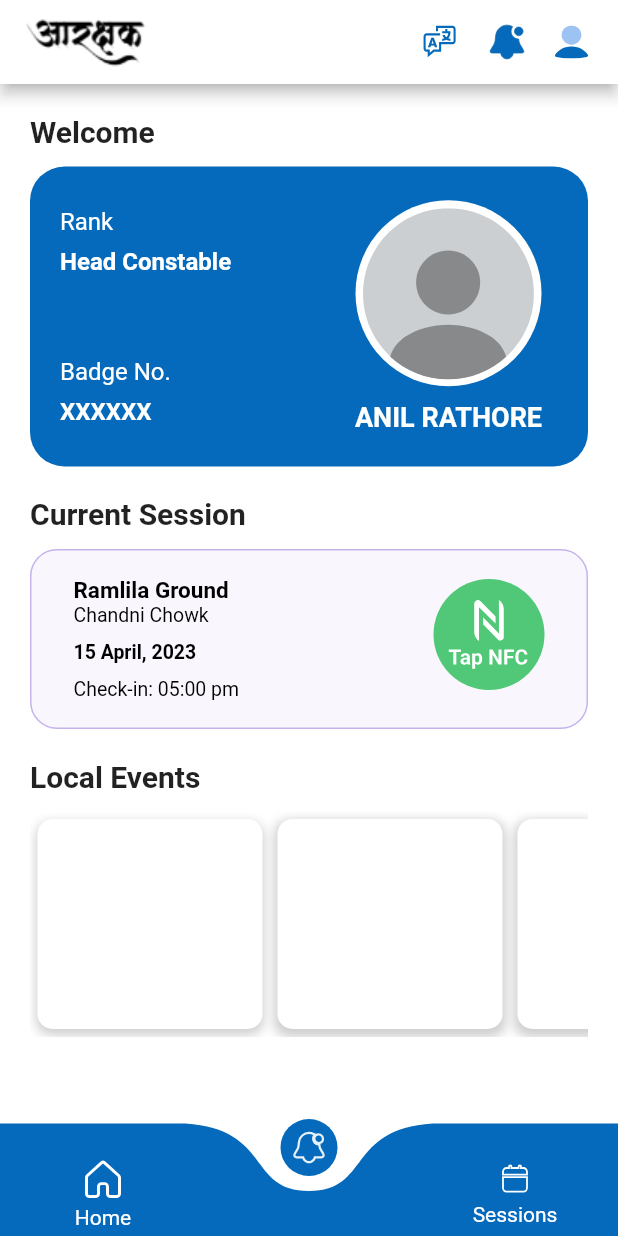
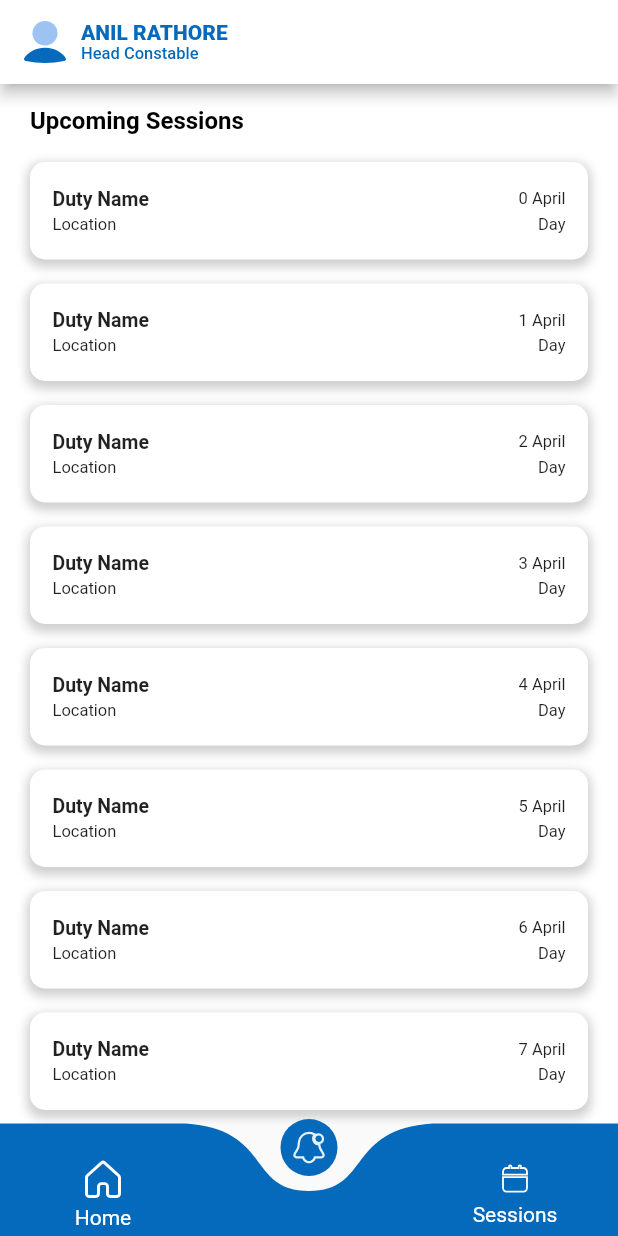
Before and after one commit to Aarakshak/Aarakshak-Flutter, a Flutter app: the screen it shows after launch, item 2 of the bottom bar chosen, on a phone screen of 412 x 824 dp. Run offline on Flutter 3.47's test engine with Material 2 defaults, Android fonts, the phone set to English and light mode, and no system bars; drawn by our look-alikes of curved_navigation_bar; our stand-ins replace flutter_svg, get.

Commit message:
Alert Screen Added Dashboard made Added more function to controller

```diff
--- a/lib/controller/user_controller.dart
+++ b/lib/controller/user_controller.dart
@@ -1,6 +1,19 @@
+import 'package:aarakshak/screens/alertScreen.dart';
+import 'package:aarakshak/screens/homepage.dart';
+import 'package:aarakshak/screens/sessionScreen.dart';
+import 'package:flutter/material.dart';
 import 'package:get/get.dart';
 
 class Controller extends GetxController{
   var index = 0.obs;
   change(int value) => index.value = value;
+  Widget screen() {
+    if (index.value == 0) {
+      return const HomePage();
+    } else if (index.value == 1) {
+      return const AlertScreen();
+    } else {
+      return const SessionScreen();
+    }
+  }
 }
--- a/lib/main.dart
+++ b/lib/main.dart
@@ -1,4 +1,4 @@
-import 'package:aarakshak/screens/hompage.dart';
+import 'package:aarakshak/screens/dashboard.dart';
 import 'package:flutter/material.dart';
 
 void main() {
@@ -13,7 +13,7 @@ class MyApp extends StatelessWidget {
     return const MaterialApp(
       debugShowCheckedModeBanner: false,
       title: 'Flutter Demo',
-      home: HomePage(),
+      home: Dashboard(),
     );
   }
 }
--- /dev/null
+++ b/lib/screens/alertScreen.dart
@@ -0,0 +1,128 @@
+import 'package:aarakshak/ui_components/colors/color_code.dart';
+import 'package:flutter/material.dart';
+import 'package:flutter_svg/flutter_svg.dart';
+
+class AlertScreen extends StatelessWidget {
+  const AlertScreen({super.key});
+
+  @override
+  Widget build(BuildContext context) {
+    return Scaffold(
+      backgroundColor: Colors.white,
+      appBar: AppBar(
+        title: Row(
+          children: [
+            SvgPicture.asset(
+              'assets/images/profile.svg',
+              height: kToolbarHeight * 0.5,
+            ),
+            const SizedBox(
+              width: 10,
+            ),
+            Column(
+              crossAxisAlignment: CrossAxisAlignment.start,
+              children: [
+                Text(
+                  "ANIL RATHORE",
+                  style: TextStyle(
+                    color: AppColors.profileCardBackgroundColor,
+                    fontSize: 14,
+                    fontWeight: FontWeight.w800,
+                  ),
+                ),
+                Text(
+                  "Head Constable",
+                  style: TextStyle(
+                    color: AppColors.profileCardBackgroundColor,
+                    fontSize: 11,
+                  ),
+                ),
+              ],
+            ),
+          ],
+        ),
+        backgroundColor: Colors.white,
+      ),
+      body: SingleChildScrollView(
+        child: Container(
+          margin: const EdgeInsets.symmetric(horizontal: 20, vertical: 15),
+          child: Column(
+            crossAxisAlignment: CrossAxisAlignment.start,
+            children: <Widget>[
+              Text(
+                "Upcoming Sessions",
+                style: TextStyle(
+                  color: AppColors.blackText,
+                  fontSize: 16,
+                  fontWeight: FontWeight.w700,
+                ),
+              ),
+              const SizedBox(
+                height: 10,
+              ),
+              ListView.builder(
+                shrinkWrap: true,
+                itemCount: 30,
+                itemBuilder: (context, index) {
+                  return Container(
+                    height: 65,
+                    width: double.infinity,
+                    padding: const EdgeInsets.symmetric(horizontal: 15),
+                    margin: const EdgeInsets.symmetric(vertical: 8),
+                    decoration: BoxDecoration(
+                      borderRadius: BorderRadius.circular(10),
+                      color: Colors.white,
+                      boxShadow: [
+                        BoxShadow(
+                          color: Colors.grey.withOpacity(0.5),
+                          spreadRadius: 2,
+                          blurRadius: 5,
+                          offset: const Offset(0, 3),
+                        ),
+                      ],
+                    ),
+                    child: Column(
+                      mainAxisAlignment: MainAxisAlignment.center,
+                      children: [
+                        Row(
+                          mainAxisAlignment: MainAxisAlignment.spaceBetween,
+                          children: [
+                            const Text(
+                              "Duty Name",
+                              style: TextStyle(
+                                  fontSize: 13, fontWeight: FontWeight.w700),
+                            ),
+                            Text(
+                              "$index April",
+                              style: const TextStyle(fontSize: 11),
+                            ),
+                          ],
+                        ),
+                        const SizedBox(
+                          height: 3,
+                        ),
+                        const Row(
+                          mainAxisAlignment: MainAxisAlignment.spaceBetween,
+                          children: [
+                            Text(
+                              "Location",
+                              style: TextStyle(fontSize: 11),
+                            ),
+                            Text(
+                              "Day",
+                              style: TextStyle(fontSize: 11),
+                            ),
+                          ],
+                        ),
+                      ],
+                    ),
+                  );
+                },
+              ),
+            ],
+          ),
+        ),
+      ),
+    );
+  }
+}
--- a/lib/screens/bottomsheet.dart
+++ b/lib/screens/bottomsheet.dart
@@ -55,10 +55,10 @@ class CurrentSession extends StatelessWidget {
                       crossAxisAlignment: CrossAxisAlignment.center,
                       mainAxisAlignment: MainAxisAlignment.spaceBetween,
                       children: [
-                        Column(
+                        const Column(
                           crossAxisAlignment: CrossAxisAlignment.start,
                           mainAxisAlignment: MainAxisAlignment.center,
-                          children: const [
+                          children: [
                             Text(
                               "Ramila Ground",
                               style: TextStyle(
@@ -73,12 +73,10 @@ class CurrentSession extends StatelessWidget {
                           decoration: BoxDecoration(
                             boxShadow: [
                               BoxShadow(
-                                color: Colors.grey
-                                    .withOpacity(0.5), // shadow color
-                                spreadRadius: 1, // how spread out the shadow is
-                                blurRadius: 5, // blur radius of the shadow
-                                offset: const Offset(
-                                    0, 3), // changes the position of the shadow
+                                color: Colors.grey.withOpacity(0.5),
+                                spreadRadius: 1,
+                                blurRadius: 5,
+                                offset: const Offset(0, 3),
                               ),
                             ],
                           ),
@@ -153,38 +151,44 @@ class CurrentSession extends StatelessWidget {
                                 const SizedBox(
                                   width: 10,
                                 ),
-                                Column(
+                                const Column(
                                   mainAxisAlignment: MainAxisAlignment.center,
                                   crossAxisAlignment: CrossAxisAlignment.start,
-                                  children: const [
+                                  children: [
                                     Text("Reporting to:",
                                         style: TextStyle(
-                                            fontWeight: FontWeight.w400, fontSize: 10)),
+                                            fontWeight: FontWeight.w400,
+                                            fontSize: 10)),
                                     Text("Satnam Singh",
                                         style: TextStyle(
-                                            fontWeight: FontWeight.w500, fontSize: 16)),
+                                            fontWeight: FontWeight.w500,
+                                            fontSize: 16)),
                                   ],
                                 ),
                               ],
                             ),
-                            const SizedBox(height: 10,),
-                            Row(
+                            const SizedBox(
+                              height: 10,
+                            ),
+                            const Row(
                               children: [
                                 Column(
-                                  children: const [
+                                  children: [
                                     Text("05:00 pm",
                                         style: TextStyle(
-                                            fontWeight: FontWeight.w700, fontSize: 17)),
+                                            fontWeight: FontWeight.w700,
+                                            fontSize: 17)),
                                     Text("Check-in",
                                         style: TextStyle(
-                                            fontWeight: FontWeight.w400, fontSize: 12)),
+                                            fontWeight: FontWeight.w400,
+                                            fontSize: 12)),
                                   ],
                                 ),
-                                const SizedBox(
+                                SizedBox(
                                   width: 30,
                                 ),
                                 Column(
-                                  children: const [
+                                  children: [
                                     Text(
                                       "09:00 pm",
                                       style: TextStyle(
@@ -205,7 +209,9 @@ class CurrentSession extends StatelessWidget {
                             ),
                           ],
                         ),
-                        const SizedBox(height: 5,),
+                        const SizedBox(
+                          height: 5,
+                        ),
                         Column(
                           crossAxisAlignment: CrossAxisAlignment.start,
                           children: [
@@ -215,10 +221,12 @@ class CurrentSession extends StatelessWidget {
                               padding: const EdgeInsets.all(8),
                               decoration: BoxDecoration(
                                 borderRadius: BorderRadius.circular(20),
-                                color: const Color(0xff50C878).withOpacity(0.10),
+                                color:
+                                    const Color(0xff50C878).withOpacity(0.10),
                               ),
                               child: Row(
-                                mainAxisAlignment: MainAxisAlignment.spaceEvenly,
+                                mainAxisAlignment:
+                                    MainAxisAlignment.spaceEvenly,
                                 children: [
                                   const Text(
                                     "Checkpoint-1:",
@@ -246,10 +254,12 @@ class CurrentSession extends StatelessWidget {
                               padding: const EdgeInsets.all(8),
                               decoration: BoxDecoration(
                                 borderRadius: BorderRadius.circular(20),
-                                color: const Color(0xff056abb).withOpacity(0.10),
+                                color:
+                                    const Color(0xff056abb).withOpacity(0.10),
                               ),
                               child: Row(
-                                mainAxisAlignment: MainAxisAlignment.spaceEvenly,
+                                mainAxisAlignment:
+                                    MainAxisAlignment.spaceEvenly,
                                 children: [
                                   const Text(
                                     "Checkpoint-2:",
@@ -280,8 +290,8 @@ class CurrentSession extends StatelessWidget {
                 Expanded(
                     flex: 2,
                     child: Container(
-                  margin:
-                      const EdgeInsets.only(left: 30, right: 30, bottom: 20),
+                      margin: const EdgeInsets.only(
+                          left: 30, right: 30, bottom: 20),
                       child: Row(
                         mainAxisAlignment: MainAxisAlignment.spaceBetween,
                         crossAxisAlignment: CrossAxisAlignment.center,
--- /dev/null
+++ b/lib/screens/dashboard.dart
@@ -0,0 +1,89 @@
+import 'package:aarakshak/controller/user_controller.dart';
+import 'package:aarakshak/ui_components/colors/color_code.dart';
+import 'package:curved_navigation_bar/curved_navigation_bar.dart';
+import 'package:flutter/material.dart';
+import 'package:flutter_svg/flutter_svg.dart';
+import 'package:get/get.dart';
+
+class Dashboard extends StatelessWidget {
+  const Dashboard({super.key});
+  @override
+  Widget build(BuildContext context) {
+    final Controller controller = Get.put(Controller());
+    return Obx(
+      () => Scaffold(
+        body: controller.screen(),
+        bottomNavigationBar: CurvedNavigationBar(
+          animationDuration: const Duration(milliseconds: 250),
+          color: AppColors.navbarColor,
+          backgroundColor: Colors.transparent,
+          items: <Widget>[
+            Container(
+              padding: controller.index.value == 0
+                  ? null
+                  : const EdgeInsets.only(top: 20.0),
+              child: Column(
+                mainAxisAlignment: MainAxisAlignment.spaceEvenly,
+                children: [
+                  SvgPicture.asset(
+                    'assets/images/home_outlined.svg',
+                    color: Colors.white,
+                  ),
+                  controller.index.value == 0
+                      ? Container()
+                      : const Text(
+                          "Home",
+                          style: TextStyle(color: Colors.white),
+                        ),
+                ],
+              ),
+            ),
+            Container(
+              padding: controller.index.value == 1
+                  ? null
+                  : const EdgeInsets.only(top: 20.0),
+              child: Column(
+                mainAxisAlignment: MainAxisAlignment.spaceEvenly,
+                children: [
+                  SvgPicture.asset(
+                    'assets/images/bell_outlined.svg',
+                    color: Colors.white,
+                  ),
+                  controller.index.value == 1
+                      ? Container()
+                      : const Text(
+                          "Alerts",
+                          style: TextStyle(color: Colors.white),
+                        ),
+                ],
+              ),
+            ),
+            Container(
+              padding: controller.index.value == 2
+                  ? null
+                  : const EdgeInsets.only(top: 20.0),
+              child: Column(
+                mainAxisAlignment: MainAxisAlignment.spaceEvenly,
+                children: [
+                  SvgPicture.asset(
+                    'assets/images/session_outlined.svg',
+                    color: Colors.white,
+                  ),
+                  controller.index.value == 2
+                      ? Container()
+                      : const Text(
+                          "Sessions",
+                          style: TextStyle(color: Colors.white),
+                        ),
+                ],
+              ),
+            ),
+          ],
+          onTap: (index) {
+            controller.change(index);
+          },
+        ),
+      ),
+    );
+  }
+}
--- a/lib/screens/hompage.dart
+++ b/lib/screens/homepage.dart
@@ -1,18 +1,13 @@
-import 'package:aarakshak/controller/user_controller.dart';
-import 'package:aarakshak/ui_components/colors/color_code.dart';
+import 'package:flutter/material.dart';
 import 'package:aarakshak/widgets/profile_card.dart';
 import 'package:aarakshak/widgets/session_card.dart';
-import 'package:curved_navigation_bar/curved_navigation_bar.dart';
-import 'package:flutter/material.dart';
 import 'package:flutter_svg/flutter_svg.dart';
-import 'package:get/get.dart';
 
 class HomePage extends StatelessWidget {
   const HomePage({super.key});
+
   @override
   Widget build(BuildContext context) {
-    final Controller controller = Get.put(Controller());
-
     return Scaffold(
       backgroundColor: Colors.white,
       appBar: AppBar(
@@ -108,11 +103,10 @@ class HomePage extends StatelessWidget {
                       color: Colors.white,
                       boxShadow: [
                         BoxShadow(
-                          color: Colors.grey.withOpacity(0.5), // shadow color
-                          spreadRadius: 2, // how spread out the shadow is
-                          blurRadius: 5, // blur radius of the shadow
-                          offset: const Offset(
-                              0, 3), // changes the position of the shadow
+                          color: Colors.grey.withOpacity(0.5),
+                          spreadRadius: 2,
+                          blurRadius: 5,
+                          offset: const Offset(0, 3),
                         ),
                       ],
                     ),
@@ -141,78 +135,6 @@ class HomePage extends StatelessWidget {
           ],
         ),
       ),
-      bottomNavigationBar: Obx(
-        () => CurvedNavigationBar(
-          animationDuration: const Duration(milliseconds: 250),
-          color: AppColors.navbarColor,
-          backgroundColor: Colors.transparent,
-          items: <Widget>[
-            Container(
-              padding: controller.index.value == 0
-                  ? null
-                  : const EdgeInsets.only(top: 20.0),
-              child: Column(
-                mainAxisAlignment: MainAxisAlignment.spaceEvenly,
-                children: [
-                  SvgPicture.asset(
-                    'assets/images/home_outlined.svg',
-                    color: Colors.white,
-                  ),
-                  controller.index.value == 0
-                      ? Container()
-                      : const Text(
-                          "Home",
-                          style: TextStyle(color: Colors.white),
-                        ),
-                ],
-              ),
-            ),
-            Container(
-              padding: controller.index.value == 1
-                  ? null
-                  : const EdgeInsets.only(top: 20.0),
-              child: Column(
-                mainAxisAlignment: MainAxisAlignment.spaceEvenly,
-                children: [
-                  SvgPicture.asset(
-                    'assets/images/bell_outlined.svg',
-                    color: Colors.white,
-                  ),
-                  controller.index.value == 1
-                      ? Container()
-                      : const Text(
-                          "Alerts",
-                          style: TextStyle(color: Colors.white),
-                        ),
-                ],
-              ),
-            ),
-            Container(
-              padding: controller.index.value == 2
-                  ? null
-                  : const EdgeInsets.only(top: 20.0),
-              child: Column(
-                mainAxisAlignment: MainAxisAlignment.spaceEvenly,
-                children: [
-                  SvgPicture.asset(
-                    'assets/images/session_outlined.svg',
-                    color: Colors.white,
-                  ),
-                  controller.index.value == 2
-                      ? Container()
-                      : const Text(
-                          "Sessions",
-                          style: TextStyle(color: Colors.white),
-                        ),
-                ],
-              ),
-            ),
-          ],
-          onTap: (index) {
-            controller.change(index);
-          },
-        ),
-      ),
     );
   }
 }
--- /dev/null
+++ b/lib/screens/sessionScreen.dart
@@ -0,0 +1,10 @@
+import 'package:flutter/material.dart';
+
+class SessionScreen extends StatelessWidget {
+  const SessionScreen({super.key});
+
+  @override
+  Widget build(BuildContext context) {
+    return const Placeholder();
+  }
+}
```
Also changed, not shown: pubspec.lock, 1 other file. Lines whose indentation alone changed are shown as unchanged.
